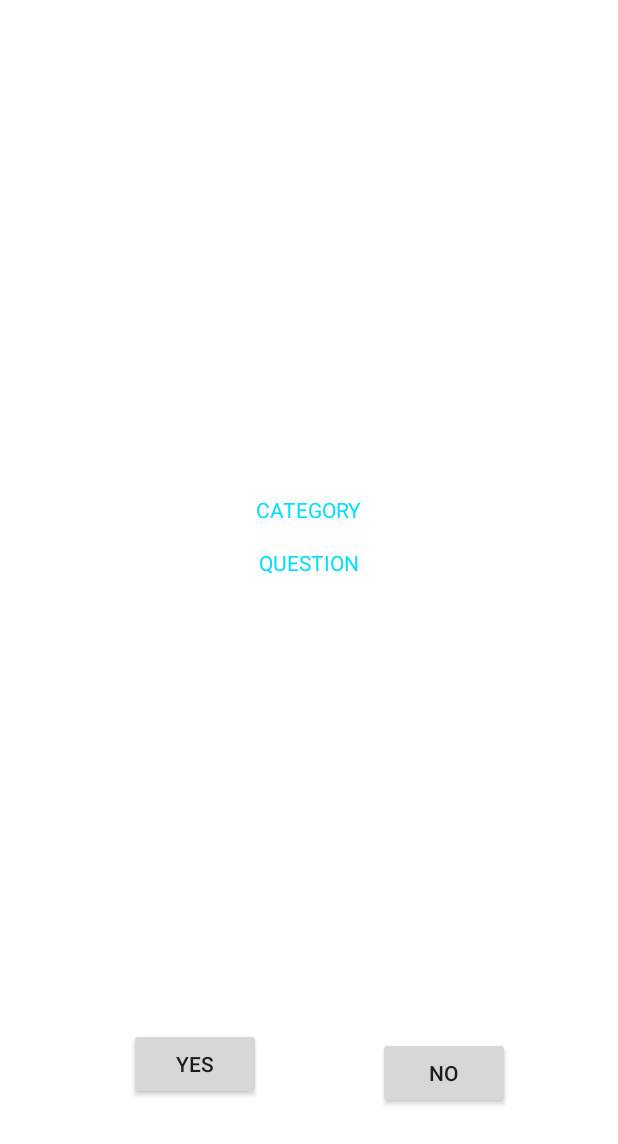
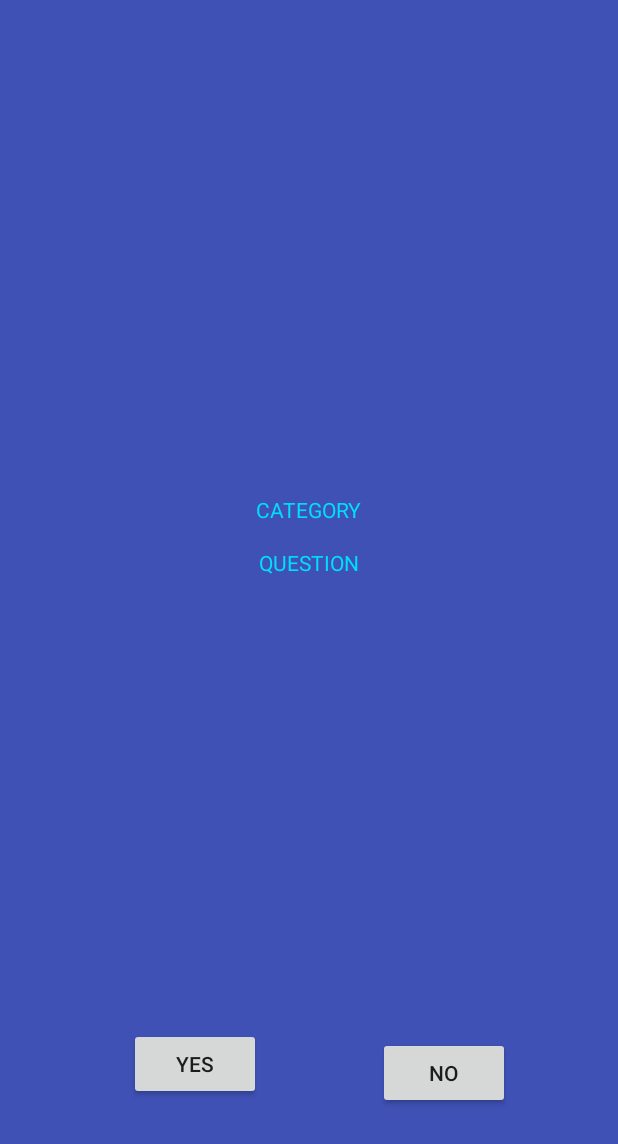
Before and after one commit to greedy0110/ProjectM, an Android app: the layout lock_screen.xml on its own in the app's theme, with its tools: preview values and no code run, on a phone screen of 412 x 824 dp. Shown: the top 1144 px of the screen. Run offline under Robolectric (Android 15) with nearby library versions, the phone set to English and light mode, and no system bars.

Commit message:
잠금화면에 원하는 이미지 띄우기 기능 개발
xml 데이터상에 하면 안되고, LockScreenService.onCreate에서 직접 imageView.setImageResource를 호출해 주니 이미지가 뙇 뜨었다. 젠장할

```diff
--- a/app/src/main/res/layout/lock_screen.xml
+++ b/app/src/main/res/layout/lock_screen.xml
@@ -16,7 +16,7 @@
         app:layout_constraintEnd_toEndOf="parent"
         app:layout_constraintStart_toStartOf="parent"
         app:layout_constraintTop_toTopOf="parent"
-        app:srcCompat="@android:color/background_light" />
+        app:srcCompat="@color/colorPrimary" />
 
     <TextView
         android:id="@+id/qquestion_textview"
--- a/app/src/main/res/values/colors.xml
+++ b/app/src/main/res/values/colors.xml
@@ -1,6 +1,6 @@
 <?xml version="1.0" encoding="utf-8"?>
 <resources>
-    <color name="colorPrimary">#3F51B5</color>
+    <color name="colorPrimary">#3f51b5</color>
     <color name="colorPrimaryDark">#303F9F</color>
     <color name="colorAccent">#FF4081</color>
 </resources>
```
Also changed, not shown: app/src/main/java/com/example/a/lockquizekotlin/LockScreenService.kt (+8 -1 lines).
